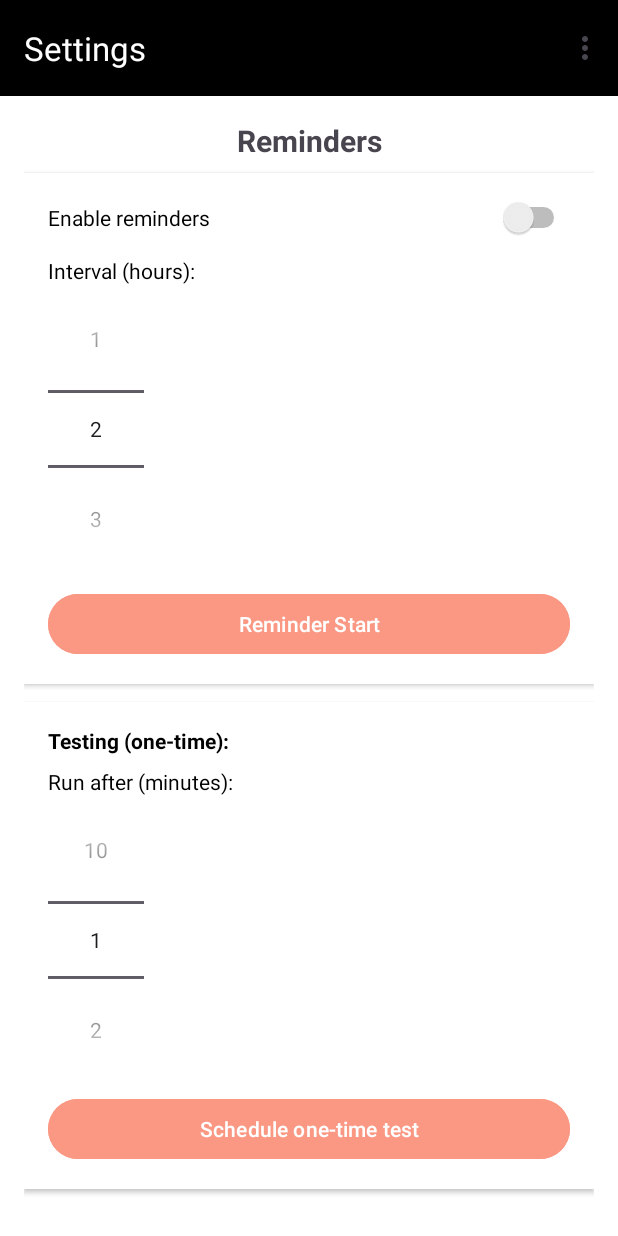
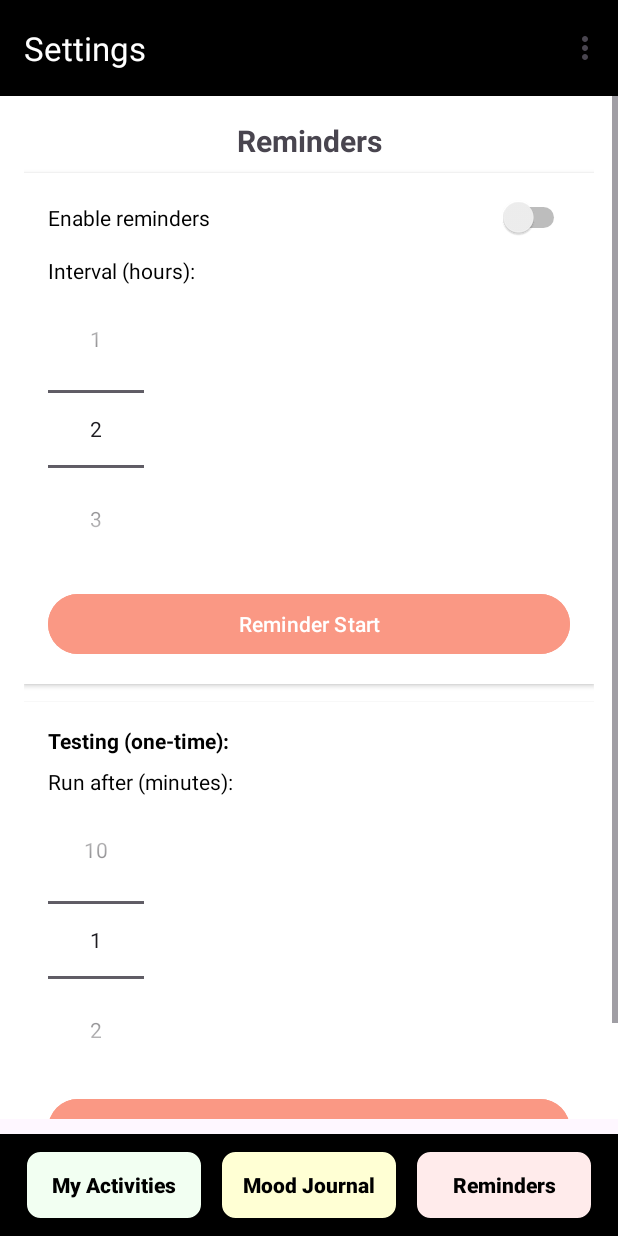
Before and after one commit to theshanGeeth123/LifeWellnessAppV2, an Android app: the MainActivity2 screen opened directly, with no data from a screen before it, in the options menu, after a tap on "Settings", on a phone screen of 412 x 824 dp. Run offline under Robolectric (Android 15) with nearby library versions, the phone set to English and light mode, and no system bars; 2 statements that could not run were skipped.

Commit message:
Change the Navbar

```diff
--- a/android-test/app/src/main/java/com/example/assignment3/MainActivity2.kt
+++ b/android-test/app/src/main/java/com/example/assignment3/MainActivity2.kt
@@ -4,6 +4,7 @@ import android.content.Intent
 import android.os.Bundle
 import android.view.Menu
 import android.view.MenuItem
+import android.widget.Button
 import androidx.appcompat.app.AppCompatActivity
 import com.example.assignment3.notifications.NotificationHelper
 import com.example.assignment3.ui.settings.SettingsFragment
@@ -31,6 +32,42 @@ class MainActivity2 : AppCompatActivity() {
                     R.id.fragmentContainer,
                     com.example.assignment3.ui.habits.list.HabitListFragment()
                 )
+                .commit()
+        }
+
+        val btn1 = findViewById<Button>(R.id.btnAct)
+        btn1.setOnClickListener {
+            supportActionBar?.title = ""
+            supportFragmentManager.beginTransaction()
+                .replace(
+                    R.id.fragmentContainer,
+                    com.example.assignment3.ui.habits.list.HabitListFragment()
+                )
+                .addToBackStack("mood")
+                .commit()
+        }
+
+        val btn2 = findViewById<Button>(R.id.btnMood)
+        btn2.setOnClickListener {
+            supportActionBar?.title = ""
+            supportFragmentManager.beginTransaction()
+                .replace(
+                    R.id.fragmentContainer,
+                    com.example.assignment3.ui.mood.MoodListFragment()
+                )
+                .addToBackStack("mood")
+                .commit()
+        }
+
+        val btn3 = findViewById<Button>(R.id.btnSettings)
+        btn3.setOnClickListener {
+            supportActionBar?.title = ""
+            supportFragmentManager.beginTransaction()
+                .replace(
+                    R.id.fragmentContainer,
+                    com.example.assignment3.ui.settings.SettingsFragment()
+                )
+                .addToBackStack("mood")
                 .commit()
         }
     }
--- /dev/null
+++ b/android-test/app/src/main/res/drawable/main_button3.xml
@@ -0,0 +1,19 @@
+<?xml version="1.0" encoding="utf-8"?>
+<selector xmlns:android="http://schemas.android.com/apk/res/android">
+
+    <item>
+        <shape android:shape="rectangle">
+            <!-- Corner radius -->
+            <corners android:radius="10dp" />
+
+            <!-- Fill color -->
+            <solid android:color="@color/light_green" />
+
+            <!-- Border -->
+            <stroke
+                android:width="2dp"
+                android:color="@color/black" />
+        </shape>
+    </item>
+
+</selector>
--- /dev/null
+++ b/android-test/app/src/main/res/drawable/mood_btn.xml
@@ -0,0 +1,19 @@
+<?xml version="1.0" encoding="utf-8"?>
+<selector xmlns:android="http://schemas.android.com/apk/res/android">
+
+    <item>
+        <shape android:shape="rectangle">
+            <!-- Corner radius -->
+            <corners android:radius="10dp" />
+
+            <!-- Fill color -->
+            <solid android:color="@color/light_yellow" />
+
+            <!-- Border -->
+            <stroke
+                android:width="2dp"
+                android:color="@color/black" />
+        </shape>
+    </item>
+
+</selector>
--- /dev/null
+++ b/android-test/app/src/main/res/drawable/reminder_btn.xml
@@ -0,0 +1,19 @@
+<?xml version="1.0" encoding="utf-8"?>
+<selector xmlns:android="http://schemas.android.com/apk/res/android">
+
+    <item>
+        <shape android:shape="rectangle">
+            <!-- Corner radius -->
+            <corners android:radius="10dp" />
+
+            <!-- Fill color -->
+            <solid android:color="@color/light_red" />
+
+            <!-- Border -->
+            <stroke
+                android:width="2dp"
+                android:color="@color/black" />
+        </shape>
+    </item>
+
+</selector>
--- a/android-test/app/src/main/res/layout/activity_main2.xml
+++ b/android-test/app/src/main/res/layout/activity_main2.xml
@@ -18,7 +18,64 @@
         android:id="@+id/fragmentContainer"
         android:layout_width="match_parent"
         android:background="@color/white"
+
         android:layout_height="0dp"
         android:layout_weight="1" />
 
+    <LinearLayout
+        android:layout_width="match_parent"
+        android:layout_height="wrap_content"
+        android:gravity="center"
+        android:paddingTop="10dp"
+        android:paddingBottom="10dp"
+        android:layout_marginTop="10dp"
+        android:background="@color/black"
+        android:orientation="horizontal">
+
+        <androidx.appcompat.widget.AppCompatButton
+            android:id="@+id/btnAct"
+            android:layout_width="wrap_content"
+            android:layout_height="wrap_content"
+            android:minWidth="120dp"
+            android:layout_marginRight="10dp"
+            android:text="My Activities"
+            android:textStyle="bold"
+            android:paddingLeft="10dp"
+            android:paddingRight="10dp"
+            android:textColor="@color/black"
+            android:textAllCaps="false"
+            android:background="@drawable/main_button3"
+            ></androidx.appcompat.widget.AppCompatButton>
+
+        <androidx.appcompat.widget.AppCompatButton
+            android:id="@+id/btnMood"
+            android:layout_width="wrap_content"
+            android:layout_height="wrap_content"
+            android:layout_marginRight="10dp"
+            android:text="Mood Journal"
+            android:minWidth="120dp"
+            android:paddingLeft="10dp"
+            android:textAllCaps="false"
+            android:paddingRight="10dp"
+            android:textStyle="bold"
+            android:textColor="@color/black"
+            android:background="@drawable/mood_btn"
+            ></androidx.appcompat.widget.AppCompatButton>
+
+        <androidx.appcompat.widget.AppCompatButton
+            android:id="@+id/btnSettings"
+            android:layout_width="wrap_content"
+            android:layout_height="wrap_content"
+            android:paddingLeft="10dp"
+            android:textAllCaps="false"
+            android:paddingRight="10dp"
+            android:minWidth="120dp"
+            android:textStyle="bold"
+            android:textColor="@color/black"
+            android:text="Reminders"
+            android:background="@drawable/reminder_btn"
+            ></androidx.appcompat.widget.AppCompatButton>
+
+    </LinearLayout>
+
 </LinearLayout>
--- a/android-test/app/src/main/res/layout/fragment_habit_list.xml
+++ b/android-test/app/src/main/res/layout/fragment_habit_list.xml
@@ -5,7 +5,6 @@
     android:id="@+id/root"
     android:layout_width="match_parent"
     android:background="@color/white"
-    android:backgroundTint="#FFF8F7"
     android:layout_height="match_parent">
 
     <!-- Content column -->
--- a/android-test/app/src/main/res/values/colors.xml
+++ b/android-test/app/src/main/res/values/colors.xml
@@ -18,4 +18,10 @@
 
     <color name="red3">#F7CAC9</color>
 
+    <color name="light_green">#F2FFF2</color>
+
+    <color name="light_yellow">#FFFFD4</color>
+
+    <color name="light_red">#FFEBEB</color>
+
 </resources>
```
Also changed, not shown: android-test/app/src/main/res/drawable/activitybtn.xml (added, +11 -0 lines), android-test/app/src/main/res/drawable/moodbtn.xml (added, +11 -0 lines), android-test/app/src/main/res/drawable/reminderbtn.xml (added, +11 -0 lines).
